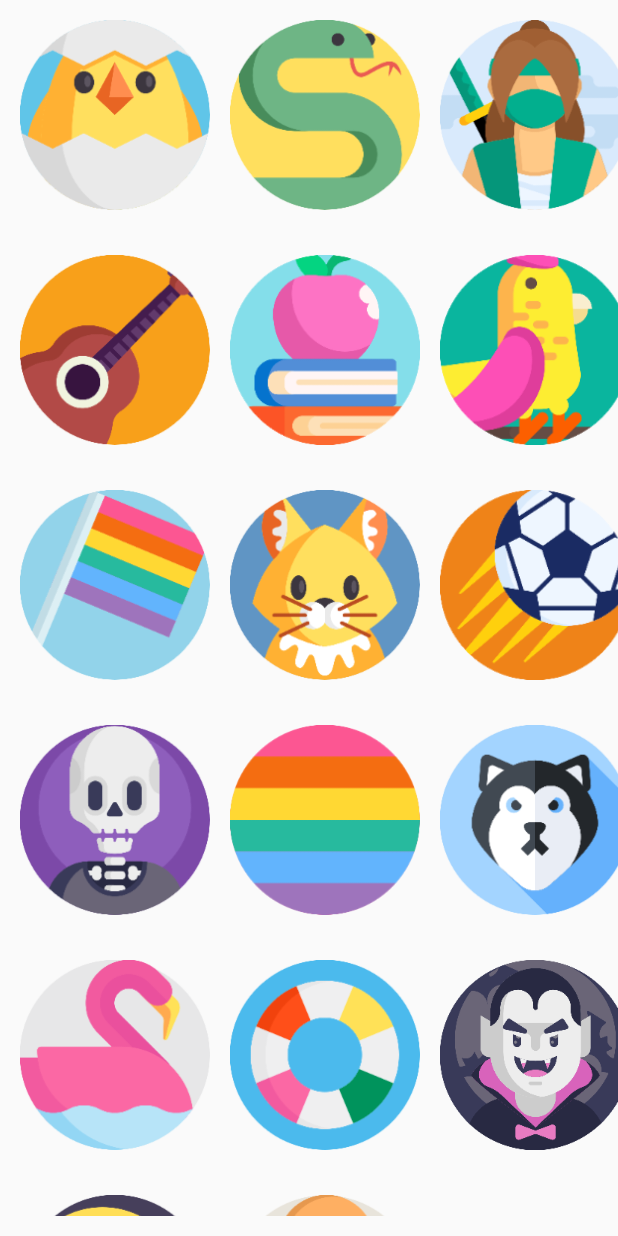
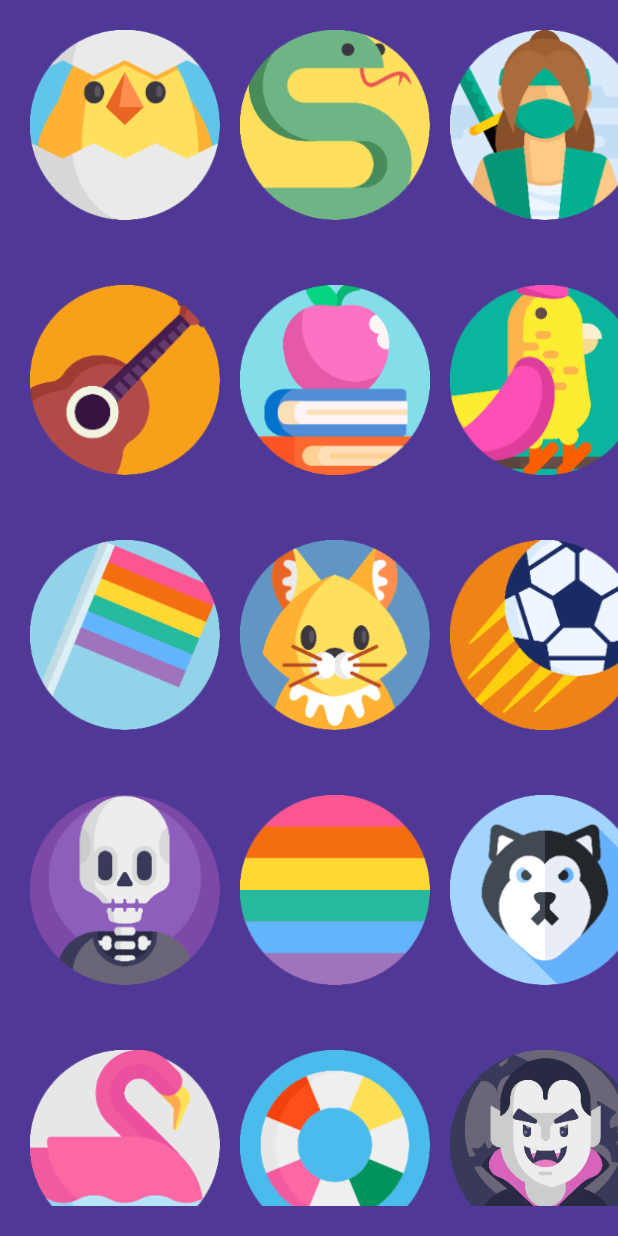
Before and after one commit to youth-quake/mobile, an Android app: the UpdateIconsProfile screen opened directly, with no data from a screen before it, on a phone screen of 412 x 824 dp. Run offline under Robolectric (Android 15) with nearby library versions, the phone set to English and light mode, and no system bars.

Commit message:
Realiza ajustes

```diff
--- a/app/src/main/java/br/com/youthquake/UpdateIconsProfile.kt
+++ b/app/src/main/java/br/com/youthquake/UpdateIconsProfile.kt
@@ -7,6 +7,8 @@ import android.view.ViewGroup
 import android.widget.ImageView
 import android.widget.LinearLayout
 import android.widget.LinearLayout.LayoutParams
+import android.widget.TextView
+import kotlinx.android.synthetic.main.activity_update_icons_profile.*
 
 class UpdateIconsProfile : AppCompatActivity() {
 
@@ -18,7 +20,8 @@ class UpdateIconsProfile : AppCompatActivity() {
         super.onCreate(savedInstanceState)
         setContentView(R.layout.activity_update_icons_profile)
 
-       val frame = addMainFrame()
+        val frame = addMainFrame()
+        frame.background = getDrawable(R.color.colorPrimary)
 
         frame.addView(createFrameWithImages(
             R.mipmap.chick,
@@ -61,12 +64,8 @@ class UpdateIconsProfile : AppCompatActivity() {
     }
 
     private fun addMainFrame():LinearLayout {
-        val ltParamsParent = LayoutParams(LayoutParams.MATCH_PARENT, LayoutParams.WRAP_CONTENT)
-        ltParamsParent.width = maxWidth
-        ltParamsParent.setMargins(marginPerComponent,marginPerComponent,marginPerComponent,marginPerComponent)
-
         val frame = LinearLayout(applicationContext)
-        frame.layoutParams = ltParamsParent
+        frame.layoutParams = LayoutParams(LayoutParams.MATCH_PARENT, LayoutParams.WRAP_CONTENT)
         frame.orientation = LinearLayout.VERTICAL
 
         return frame
@@ -106,6 +105,7 @@ class UpdateIconsProfile : AppCompatActivity() {
 
         val frame = LinearLayout(applicationContext)
         frame.layoutParams = ltParamsParent
+        frame.setPadding(10,10,10,10)
 
         val ltParams = LayoutParams(ViewGroup.LayoutParams.MATCH_PARENT, ViewGroup.LayoutParams.WRAP_CONTENT)
         ltParams.width = 190
```
Also changed, not shown: app/src/main/java/br/com/youthquake/Home.kt (+14 -9 lines), app/src/main/res/layout/activity_update_icons_profile.xml (+13 -1 lines).
